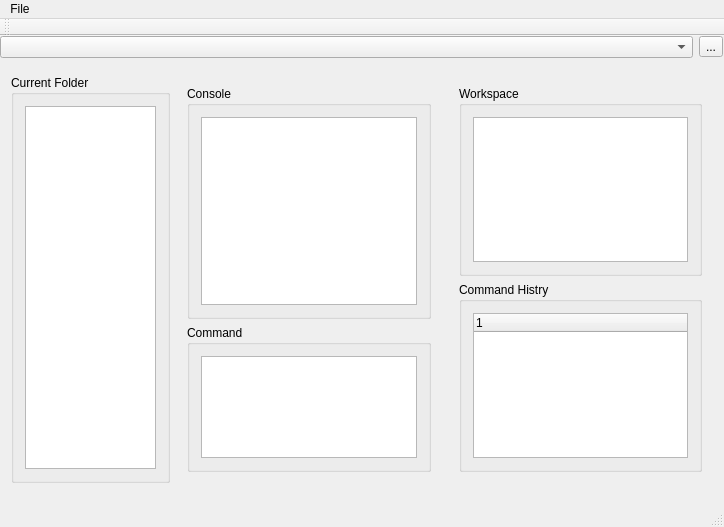
grzegorz-kap/Calc, file CalcApp/calcapp.ui: the form before one commit.
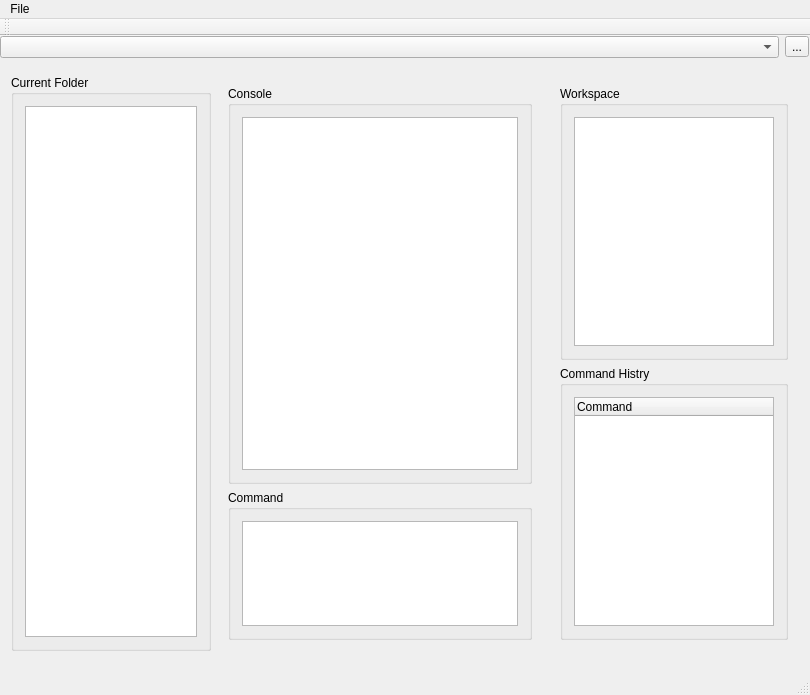
The form after the commit. Icons and pictures are not drawn. Custom widgets are drawn as their Qt base class.

Commit message: Command history browser added

Diff of the .ui file:
```diff
--- a/CalcApp/calcapp.ui
+++ b/CalcApp/calcapp.ui
@@ -6,8 +6,8 @@
    <rect>
     <x>0</x>
     <y>0</y>
-    <width>724</width>
-    <height>527</height>
+    <width>810</width>
+    <height>695</height>
    </rect>
   </property>
   <property name="windowTitle">
@@ -145,6 +145,12 @@
        </item>
        <item>
         <widget class="QWidget" name="widget_6" native="true">
+         <property name="maximumSize">
+          <size>
+           <width>250</width>
+           <height>16777215</height>
+          </size>
+         </property>
          <layout class="QVBoxLayout" name="verticalLayout_10">
           <item>
            <widget class="QGroupBox" name="groupBox">
@@ -165,10 +171,10 @@
             </property>
             <layout class="QVBoxLayout" name="verticalLayout_5">
              <item>
-              <widget class="QTreeWidget" name="treeWidget">
+              <widget class="CommandHistory" name="commandHistory">
                <column>
                 <property name="text">
-                 <string notr="true">1</string>
+                 <string notr="true">Command</string>
                 </property>
                </column>
               </widget>
@@ -189,7 +195,7 @@
     <rect>
      <x>0</x>
      <y>0</y>
-     <width>724</width>
+     <width>810</width>
      <height>21</height>
     </rect>
    </property>
@@ -232,6 +238,14 @@
    <extends>QComboBox</extends>
    <header location="global">directorycombobox.h</header>
   </customwidget>
+  <customwidget>
+   <class>CommandHistory</class>
+   <extends>QTreeWidget</extends>
+   <header>commandhistory.h</header>
+   <slots>
+    <slot>onItemDoubleClicked(QTreeWidgetItem*,int)</slot>
+   </slots>
+  </customwidget>
  </customwidgets>
  <resources>
   <include location="calcapp.qrc"/>
```
Left out of the diff: 19 changed lines with no effect on the pictures. The commit also changes 11 other files.
